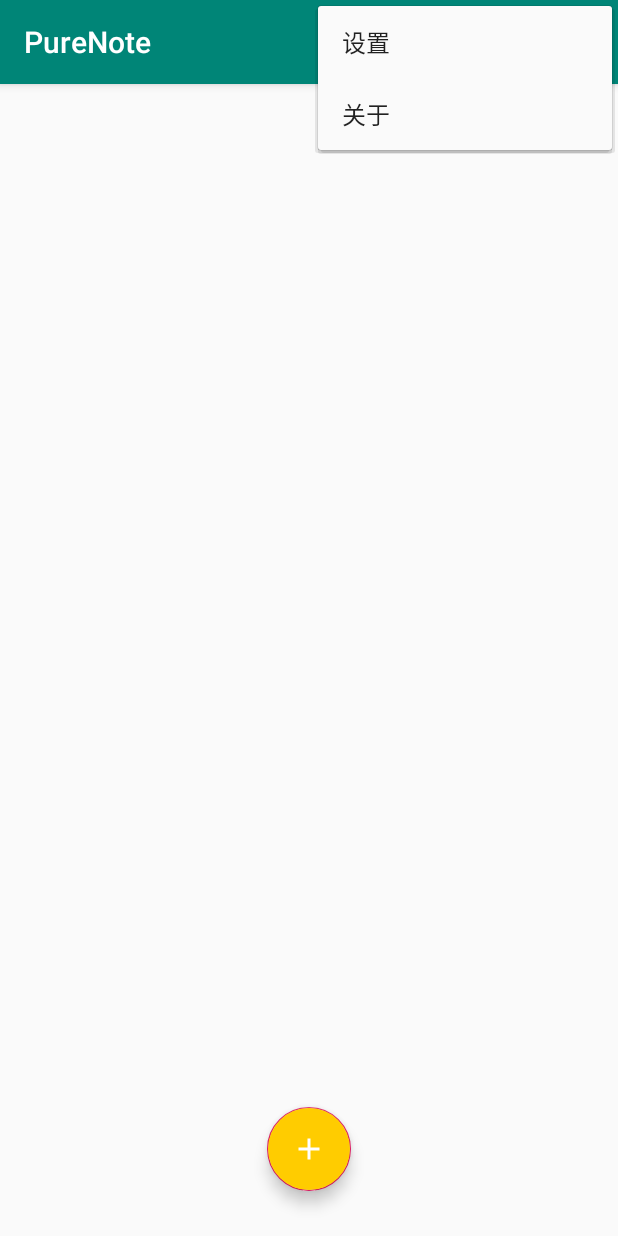
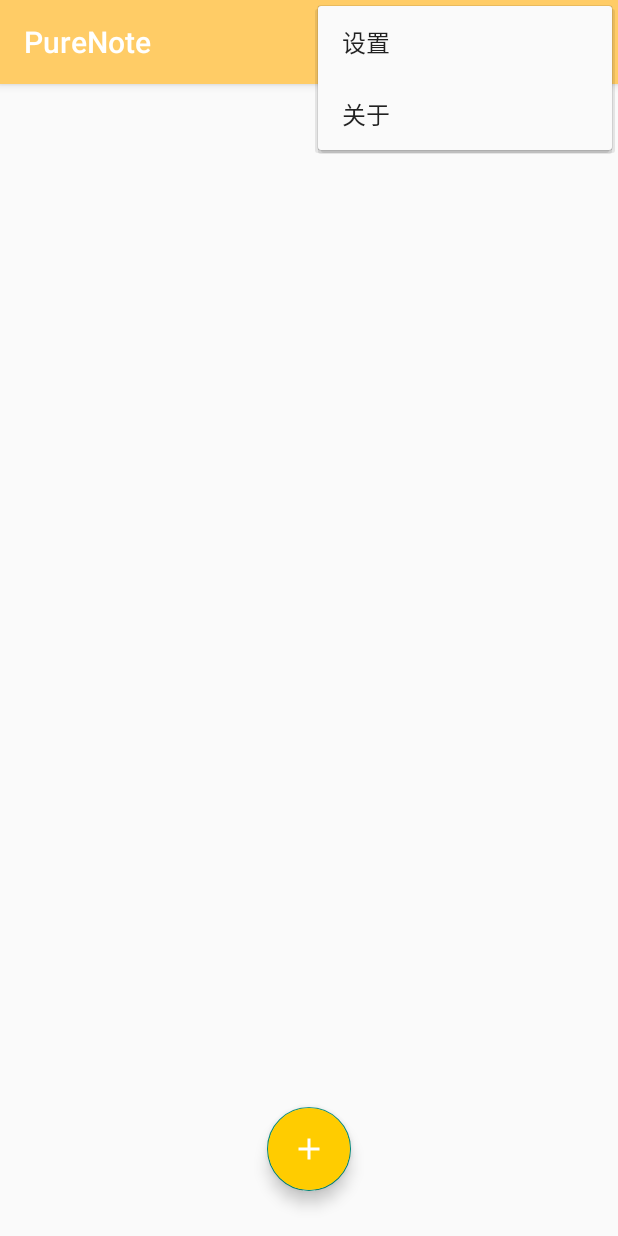
Before and after one commit to guiyujin/PureNote, an Android app: the screen it shows after launch (MainActivity), with the options menu open, on a phone screen of 412 x 824 dp. Run offline under Robolectric (Android 15) with nearby library versions, the phone set to English and light mode, and no system bars.

```diff
--- a/app/src/main/res/values/colors.xml
+++ b/app/src/main/res/values/colors.xml
@@ -1,7 +1,7 @@
 <?xml version="1.0" encoding="utf-8"?>
 <resources>
-    <color name="colorPrimary">#008577</color>
-    <color name="colorPrimaryDark">#00574B</color>
+    <color name="colorPrimary">#FFCC66</color>
+    <color name="colorPrimaryDark">#FFFFCC</color>
     <color name="colorAccent">#D81B60</color>
 
     <color name="time_set">#00CCFF</color>
--- a/app/src/main/res/values/styles.xml
+++ b/app/src/main/res/values/styles.xml
@@ -6,7 +6,7 @@
         <!-- Customize your theme here. -->
         <item name="colorPrimary">@color/colorPrimary</item>
         <item name="colorPrimaryDark">@color/colorPrimaryDark</item>
-        <item name="colorAccent">@color/colorAccent</item>
+
     </style>
 
     <style name="btnStyle">
```
